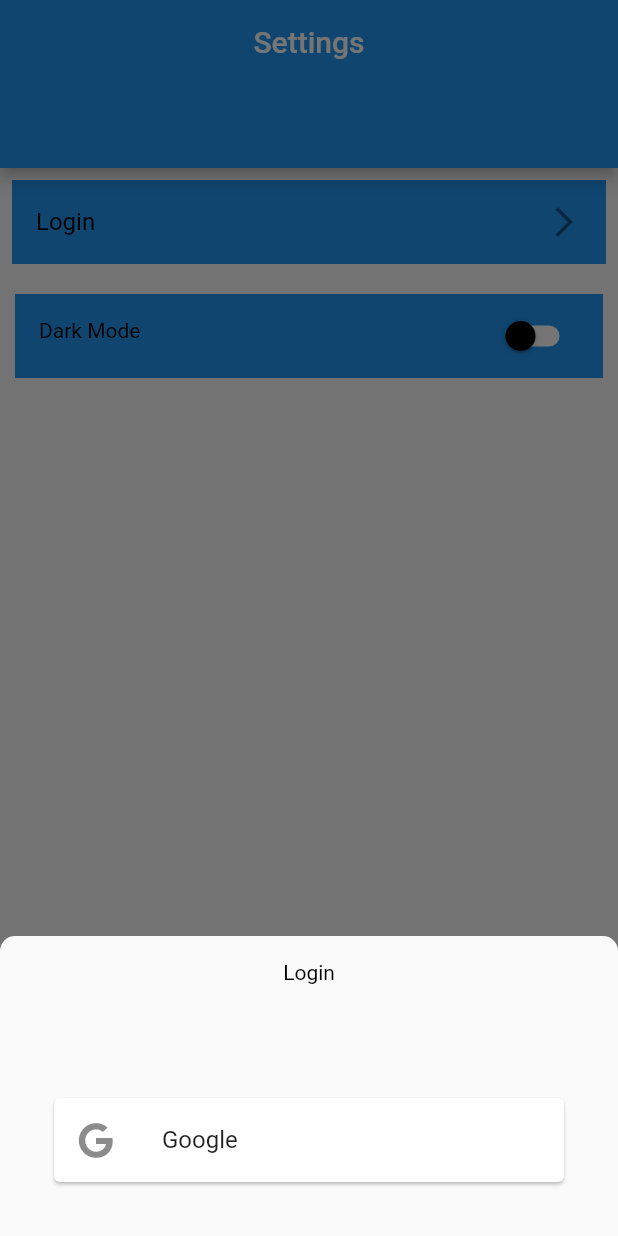
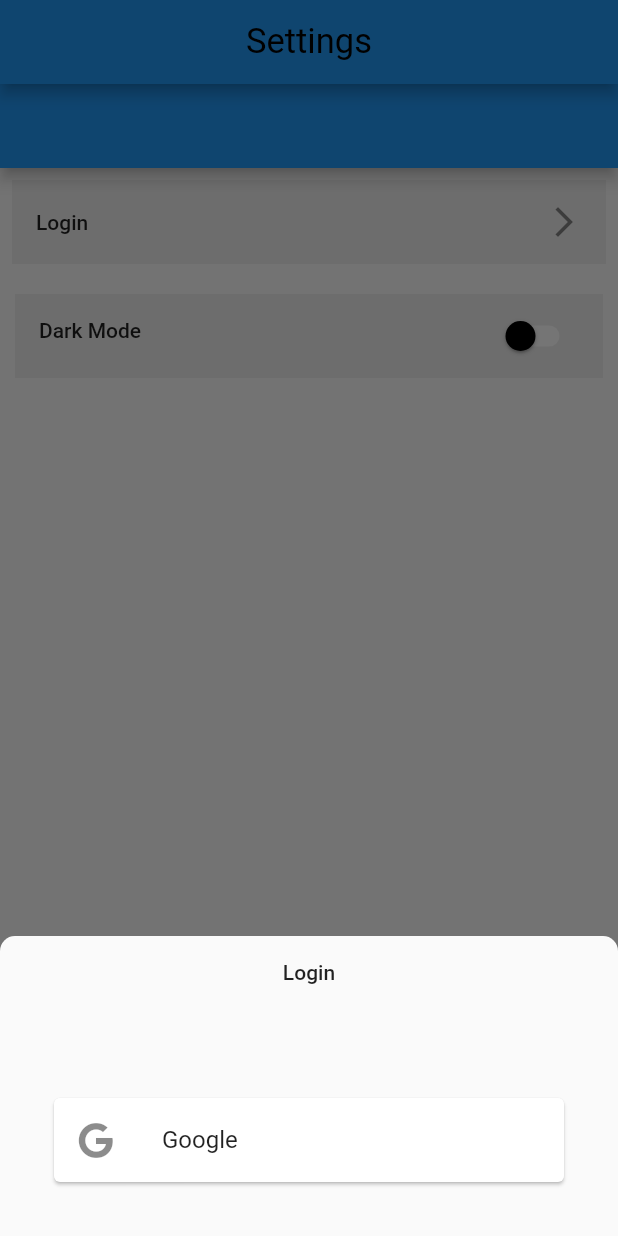
Before and after one commit to shivdvaio/News_app_, a Flutter app: the screen it shows after launch, item 4 of the bottom bar chosen, after a tap on "Login", on a phone screen of 412 x 824 dp. Run offline on Flutter 3.47's test engine with Material 2 defaults, Android fonts, the phone set to English and light mode, and no system bars; drawn by our look-alikes of bottom_navy_bar; our stand-ins replace cached_network_image, cloud_firestore, firebase_core, flutter_html, font_awesome_flutter, get and 2 more; missing offline and left inert: google_sign_in_all; accounts and stored records are empty.

Commit message:
dark mode

```diff
--- a/lib/Screens/Settings/setting.dart
+++ b/lib/Screens/Settings/setting.dart
@@ -49,7 +49,7 @@ class _AppSettingsState extends State<AppSettings> {
                               children: [
                                 Text(
                                   "Login",
-                                  style: TextStyle(color:Colors.black),
+                                  style:  Theme.of(context).textTheme.bodyText1,
                                 ),
                                 Card(
                                   child: ListTile(
@@ -73,7 +73,7 @@ class _AppSettingsState extends State<AppSettings> {
                             )
                           : Text(
                               "Login",
-                              style: TextStyle(color:Colors.black),
+                              style:  Theme.of(context).textTheme.bodyText1,
                             );
                     }),
                     trailing:
@@ -83,7 +83,7 @@ class _AppSettingsState extends State<AppSettings> {
                               onTap: () {
                                 firebaseController.googleSignOut();
                               },
-                              child: Icon(Icons.logout))
+                              child: Icon(Icons.logout,))
                           : Icon(Icons.arrow_forward_ios);
                     }),
                   ),
@@ -110,7 +110,7 @@ class _AppSettingsState extends State<AppSettings> {
                       tileColor: Theme.of(context).accentColor,
                       leading: Text(
                         "Dark Mode",
-                        style: TextStyle(color:Colors.black),
+                        style: Theme.of(context).textTheme.bodyText1
                       )),
                 ),
               ],
--- a/lib/constant.dart
+++ b/lib/constant.dart
@@ -3,23 +3,27 @@ import 'package:flutter/material.dart';
 final kdarkTheme = ThemeData.dark().copyWith(
     appBarTheme: AppBarTheme(
       textTheme: TextTheme(
-        headline6: TextStyle(color: Colors.black, fontSize: 23),
+        headline6: TextStyle(color: Colors.white, fontSize: 23),
       ),
+    ),
+    textTheme: TextTheme(bodyText1: TextStyle(color: Colors.white),
     ),
     primaryColor: Colors.black,
     brightness: Brightness.dark,
     backgroundColor: const Color(0xFF212121),
     accentColor: Color(0xFF212121),
-    accentIconTheme: IconThemeData(color: Colors.black),
+    accentIconTheme: IconThemeData(color: Colors.white),
     secondaryHeaderColor: Colors.white,
     focusColor: Colors.white);
 
 final klightTheme = ThemeData.light().copyWith(
+
     appBarTheme: AppBarTheme(
       textTheme: TextTheme(
         headline6: TextStyle(color: Colors.black, fontSize: 23),
       ),
     ),
+
     primaryColor: Colors.white,
     brightness: Brightness.light,
     backgroundColor: const Color(0xFFE5E5E5),
--- a/lib/main.dart
+++ b/lib/main.dart
@@ -34,7 +34,7 @@ class _MyAppState extends State<MyApp> {
   @override
   Widget build(BuildContext context) {
     return GetMaterialApp(
-
+     theme: klightTheme,
       debugShowCheckedModeBanner: false,
       home: SafeArea(
           child: Scaffold(
@@ -86,7 +86,7 @@ class _MyAppState extends State<MyApp> {
               ),
               appBar: AppBar(
                   centerTitle: true,
-                  elevation: 0,
+
                   title: GetBuilder<Controller>(
                       init: Controller(),
                       builder: (controller) {
```
Also changed, not shown: lib/Screens/HomeScreen/homeScreen.dart (+12 -3 lines), pubspec.lock.
